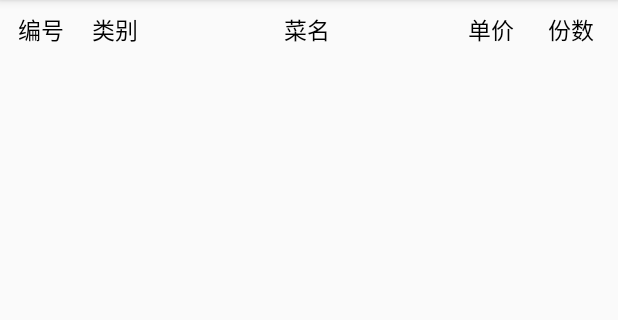
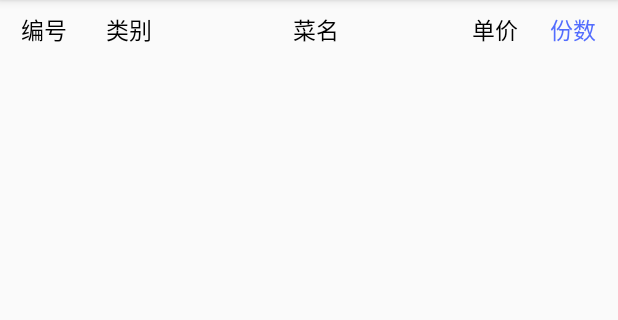
Before and after one commit to C6H5-NO2/EAxT, an Android app: the layout listitem.xml on its own in the app's theme, with its tools: preview values and no code run, on a phone screen of 412 x 824 dp, the part 84-404 px from its top. Run offline under Robolectric (Android 15) with nearby library versions, the phone set to English and light mode, and no system bars.

Commit message:
Changes according to requests
Changes according to requests

```diff
--- a/app/build.gradle
+++ b/app/build.gradle
@@ -8,8 +8,8 @@ android {
         applicationId "org.szesmaker.ordermeal"
         minSdkVersion 14
         targetSdkVersion 24
-        versionCode 7
-        versionName "0.2.4"
+        versionCode 5
+        versionName "0.2.2"
     }
     buildTypes {
         release {
--- a/app/src/main/res/layout/listitem.xml
+++ b/app/src/main/res/layout/listitem.xml
@@ -8,16 +8,9 @@
 
     <TextView
         android:layout_height="40dp"
-        android:text=""
-        android:layout_width="0dp"
-        android:layout_weight="5"
-        />
-
-    <TextView
-        android:layout_height="40dp"
         android:text="编号"
         android:layout_width="0dp"
-        android:layout_weight="40"
+        android:layout_weight="55"
         android:id="@+id/bh"
         android:textSize="15sp"
         android:gravity="center"
@@ -65,7 +58,7 @@
         android:id="@+id/fs"
         android:textSize="15sp"
         android:gravity="center"
-        android:textColor="#000000"
+        android:textColor="#536dfe"
         />
 
 </LinearLayout>
```
Also changed, not shown: app/src/main/java/org/szesmaker/ordermeal/AllowedList.java (+1 -13 lines).
